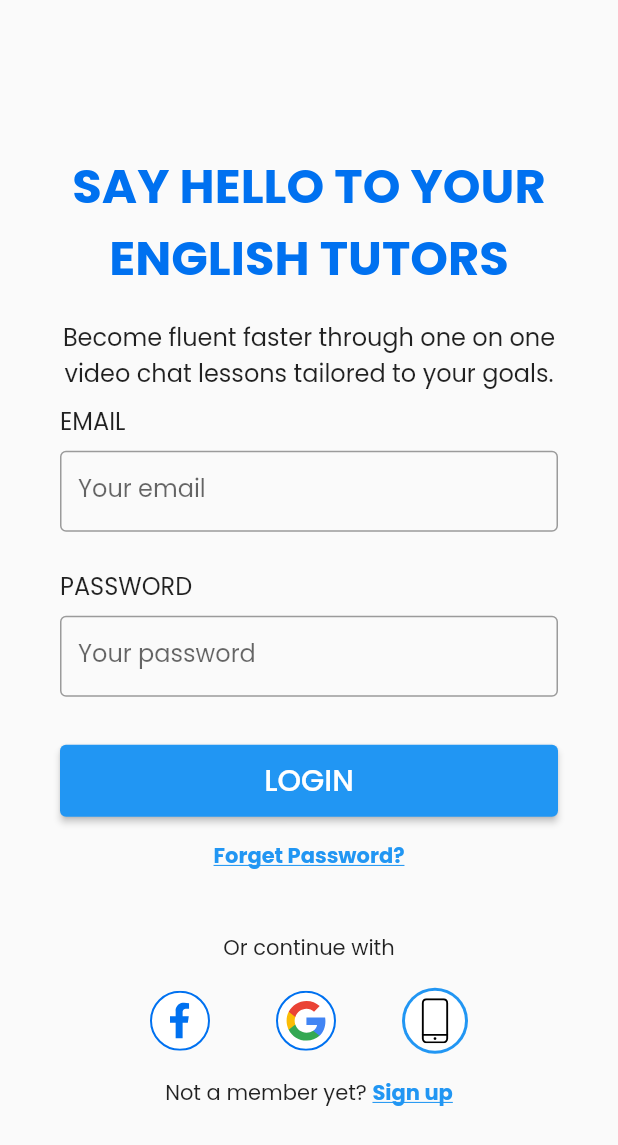
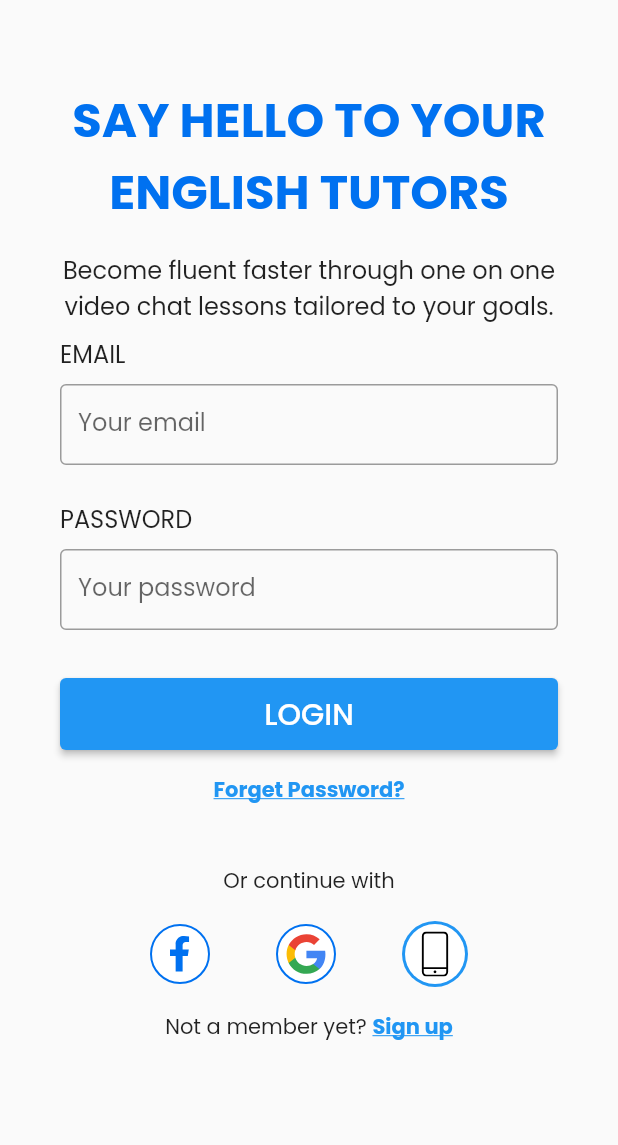
Before and after one commit to trantrunghieu0409/tutor_flutter_app, a Flutter app: the LoginPage screen opened directly, on a phone screen of 412 x 824 dp. Shown: the top 1145 px of the screen. Run offline on Flutter 3.47's test engine with Material 2 defaults, Android fonts, the phone set to English and light mode, and no system bars; our stand-ins replace flutter_svg, google_fonts, video_player, visibility_detector; network calls fail.

Commit message:
feat: update UI

```diff
--- a/lib/features/login/presentation/pages/login_page.dart
+++ b/lib/features/login/presentation/pages/login_page.dart
@@ -3,6 +3,7 @@ import 'package:tutor_flutter_app/core/common_widgets/common_appbar.dart';
 import 'package:tutor_flutter_app/features/login/presentation/widgets/input_field.dart';
 import 'package:tutor_flutter_app/features/login/presentation/widgets/primary_button.dart';
 import 'package:tutor_flutter_app/features/login/presentation/widgets/row_icons.dart';
+import 'package:tutor_flutter_app/features/tutorList/presentation/pages/tutor_list_page.dart';
 
 import '../widgets/text_widgets.dart';
 
@@ -11,40 +12,46 @@ class LoginPage extends StatelessWidget {
 
   @override
   Widget build(BuildContext context) {
-    return Scaffold(
-      body: Column(
-        mainAxisAlignment: MainAxisAlignment.center,
-        children: [
-          Padding(
-            padding: const EdgeInsets.symmetric(horizontal: 40),
-            child: Column(
-              children: const [
-                TextHeader(),
-                TextSubheader(),
-                InputField(title: "EMAIL", placeholder: "Your email"),
-                InputField(
+    return GestureDetector(
+      onTap: () => FocusManager.instance.primaryFocus?.unfocus(),
+      child: Scaffold(
+        body: ListView(
+          // mainAxisAlignment: MainAxisAlignment.center,
+          padding: const EdgeInsets.all(40),
+          children: [
+            Column(
+              children: [
+                const TextHeader(),
+                const TextSubheader(),
+                const InputField(title: "EMAIL", placeholder: "Your email"),
+                const InputField(
                   title: "PASSWORD",
                   placeholder: "Your password",
                   isObsecure: true,
                 ),
                 Padding(
-                  padding: EdgeInsets.symmetric(vertical: 16.0),
-                  child: PrimaryButton(text: "LOGIN"),
+                  padding: const EdgeInsets.symmetric(vertical: 16.0),
+                  child: PrimaryButton(
+                    text: "LOGIN",
+                    onPressed: () => Navigator.of(context).pushReplacement(
+                        MaterialPageRoute(
+                            builder: (context) => const TutorListPage())),
+                  ),
                 ),
-                TextLink(
+                const TextLink(
                   text: "Forget Password?",
                   link: "https://pub.dev/packages/url_launcher",
                 ),
-                SizedBox(
+                const SizedBox(
                   height: 40,
                 ),
-                Text("Or continue with"),
-                RowIcons(),
-                Footer()
+                const Text("Or continue with"),
+                const RowIcons(),
+                const Footer()
               ],
             ),
-          ),
-        ],
+          ],
+        ),
       ),
     );
   }
--- a/lib/features/login/presentation/widgets/primary_button.dart
+++ b/lib/features/login/presentation/widgets/primary_button.dart
@@ -1,14 +1,15 @@
 import 'package:flutter/material.dart';
 
 class PrimaryButton extends StatelessWidget {
-  const PrimaryButton({super.key, required this.text});
+  const PrimaryButton({super.key, required this.text, required this.onPressed});
   final String text;
+  final void Function()? onPressed;
 
   @override
   Widget build(BuildContext context) {
     return SizedBox(
       child: ElevatedButton(
-          onPressed: () {},
+          onPressed: onPressed,
           style: ElevatedButton.styleFrom(
               foregroundColor: Colors.white,
               backgroundColor: Colors.blue,
--- a/lib/features/tutot_detail/presentation/widgets/tutor_detail_card.dart
+++ b/lib/features/tutot_detail/presentation/widgets/tutor_detail_card.dart
@@ -14,7 +14,7 @@ class TutorDetailCard extends StatelessWidget {
   @override
   Widget build(BuildContext context) {
     return Card(
-      child: Padding(
+      child: Container(
         padding: const EdgeInsets.all(24.0),
         child: Column(children: [
           Row(
--- a/pubspec.yaml
+++ b/pubspec.yaml
@@ -29,6 +29,7 @@ dependencies:
   intl: ^0.18.0
   country_icons: ^2.0.2
   video_player: ^2.6.0
+  visibility_detector: ^0.4.0+2
 
 dev_dependencies:
   flutter_test:
```
Also changed, not shown: lib/core/common_widgets/video_player.dart (+15 -20 lines), lib/features/tutot_detail/presentation/widgets/tutor_info.dart (+41 -3 lines), pubspec.lock, 1 other file.
